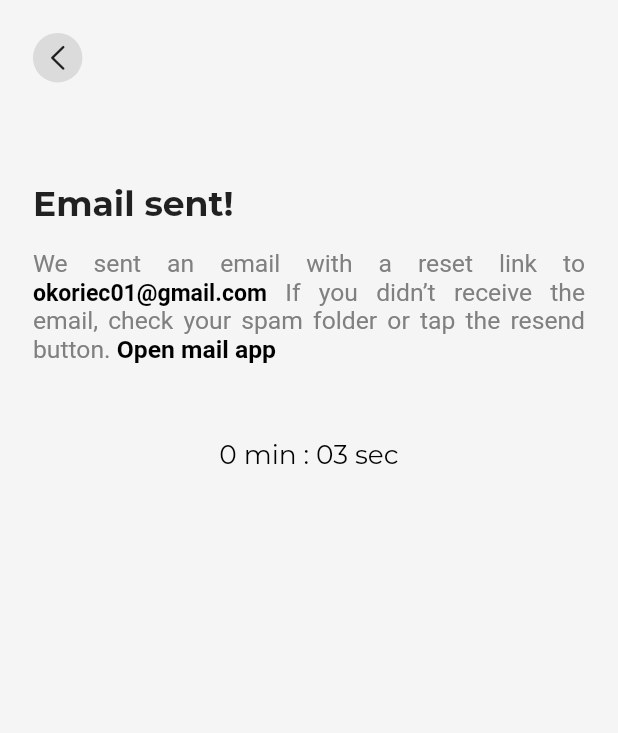
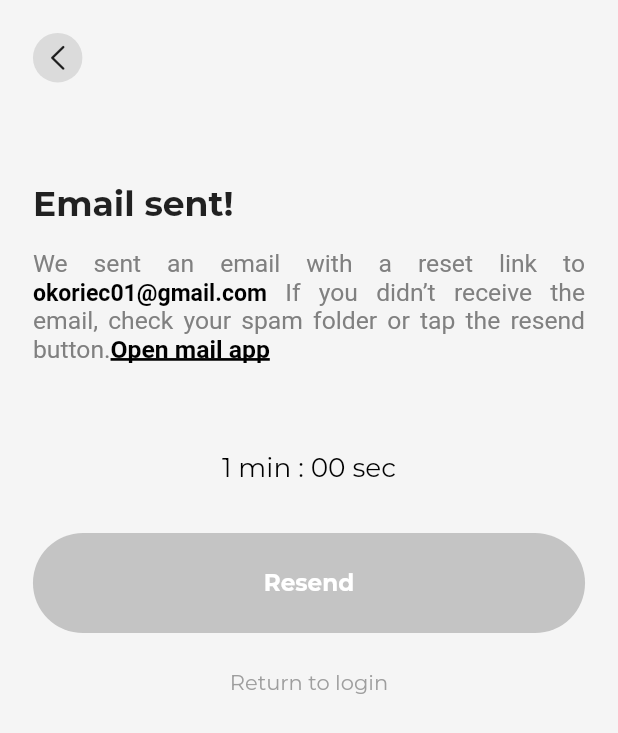
Before and after one commit to avnivrs/Rhobuy, a Flutter app: the EmailTimeDown screen opened directly, on a phone screen of 412 x 824 dp. Shown: the top 733 px of the screen. Run offline on Flutter 3.47's test engine with Material 2 defaults, Android fonts, the phone set to English and light mode, and no system bars; our stand-ins replace flutter_screenutil, get, line_icons.

Commit message:
forgotten password

```diff
--- a/lib/styles/color.dart
+++ b/lib/styles/color.dart
@@ -1,6 +1,8 @@
 import 'package:flutter/material.dart';
 
 const kBgColor=Color(0xffF5F5F5);
+const kGreyBgColor=Color.fromRGBO(0, 0, 0, 0.5);
+const kLightGreyBgColor=Color.fromRGBO(0, 0, 0, 0.2);
 const kGreyColor=Color(0xff808080);
 const kBlackColor=Color(0xff000000);
 const kBgBlueColor=Color(0xff4194F4);
--- a/lib/view/forgottenpassword/EmailTimer.dart
+++ b/lib/view/forgottenpassword/EmailTimer.dart
@@ -1,10 +1,12 @@
 import 'package:flutter/gestures.dart';
 import 'package:flutter/material.dart';
 import 'package:flutter_screenutil/flutter_screenutil.dart';
+import 'package:get/get.dart';
 import 'package:project_naverda/widget/basic_widget.dart';
 import 'package:url_launcher/url_launcher.dart';
 
 import '../../styles/color.dart';
+import '../Login.dart';
 
 class EmailTimeDown extends StatefulWidget {
   const EmailTimeDown({Key? key}) : super(key: key);
@@ -16,7 +18,7 @@ class EmailTimeDown extends StatefulWidget {
 class _EmailTimeDownState extends State<EmailTimeDown>
     with TickerProviderStateMixin {
   late AnimationController _controller;
-  int levelClock = 5;
+  int levelClock = 62;
   String email = 'okoriec01@gmail.com';
 
   @override
@@ -81,25 +83,32 @@ class _EmailTimeDownState extends State<EmailTimeDown>
                           ),
                         ),
                         TextSpan(
-                          text: ' Open mail app ',
+                          text: 'Open mail app',
                           style: TextStyle(
                               fontSize: 15.0.sp,
+                              decoration: TextDecoration.underline,
+                              decorationThickness: 2.0.sp,
+                              decorationStyle: TextDecorationStyle.solid,
                               color: kBlackColor,
                               fontWeight: FontWeight.w600),
                           recognizer: TapGestureRecognizer()
                             ..onTap = () async {
+                              try {
                                 const url = "googlegmail://";
                                 if (await canLaunch(url)) {
                                   await launch(url);
                                 } else {
                                   throw 'Could not launch $url';
                                 }
+                              } catch (e) {
+                                print('failed to get app');
+                              }
                             },
                         ),
                       ],
                     ),
                   ),
-                  sizedBoxHeight(60),
+                  sizedBoxHeight(70),
                   Center(
                     child: Countdown(
                       animation: StepTween(
@@ -108,14 +117,47 @@ class _EmailTimeDownState extends State<EmailTimeDown>
                       ).animate(_controller),
                     ),
                   ),
-                  if (levelClock == 0)
-                    Text(
-                      "Time's up!",
+                  sizedBoxHeight(40),
+                  levelClock == 0
+                      ? InkWell(
+                          onTap: () {},
+                          child: Container(
+                              alignment: Alignment.center,
+                              width: double.infinity,
+                              height: 80.h,
+                              decoration: BoxDecoration(
+                                  color: kGreyBgColor,
+                                  borderRadius: buildBorderRadius(50)),
+                              child: Text(
+                                'Resend',
                                 style: TextStyle(
-                        fontSize: 16.sp,
-                        color: Colors.red,
+                                    color: Colors.white,
+                                    fontSize: 14.sp,
+                                    fontWeight: FontWeight.w600),
+                              )),
+                        )
+                      : InkWell(
+                          onTap: () {},
+                          child: Container(
+                              alignment: Alignment.center,
+                              width: double.infinity,
+                              height: 80.h,
+                              decoration: BoxDecoration(
+                                  color: kLightGreyBgColor,
+                                  borderRadius: buildBorderRadius(50)),
+                              child: Text(
+                                'Resend',
+                                style: TextStyle(
+                                    color: Colors.white,
+                                    fontSize: 14.sp,
+                                    fontWeight: FontWeight.w600),
+                              )),
                         ),
-                    ),
+                  sizedBoxHeight(10),
+                  Center(
+                      child: TextButton(
+                          onPressed: () => Get.offAll(const LoginScreen()),
+                          child: const Text('Return to login')))
                 ],
               ),
             ),
--- a/lib/widget/basic_widget.dart
+++ b/lib/widget/basic_widget.dart
@@ -203,7 +203,7 @@ buildAuthButton(String buttonText, VoidCallback press) {
         width: double.infinity,
         height: 80.h,
         decoration: BoxDecoration(
-            color: kGreyColor, borderRadius: buildBorderRadius(50)),
+            color: kGreyBgColor, borderRadius: buildBorderRadius(50)),
         child:  Text(
           buttonText,
           style: TextStyle(color: Colors.white,fontSize: 14.sp, fontWeight: FontWeight.w600),
--- a/pubspec.yaml
+++ b/pubspec.yaml
@@ -17,7 +17,6 @@ dependencies:
   font_awesome_flutter: ^10.4.0
   bloc:
   url_launcher:
-
   get:
   flutter_screenutil:
   flutter_bloc:
```
Also changed, not shown: pubspec.lock, 1 other file. Lines whose indentation alone changed are shown as unchanged.
